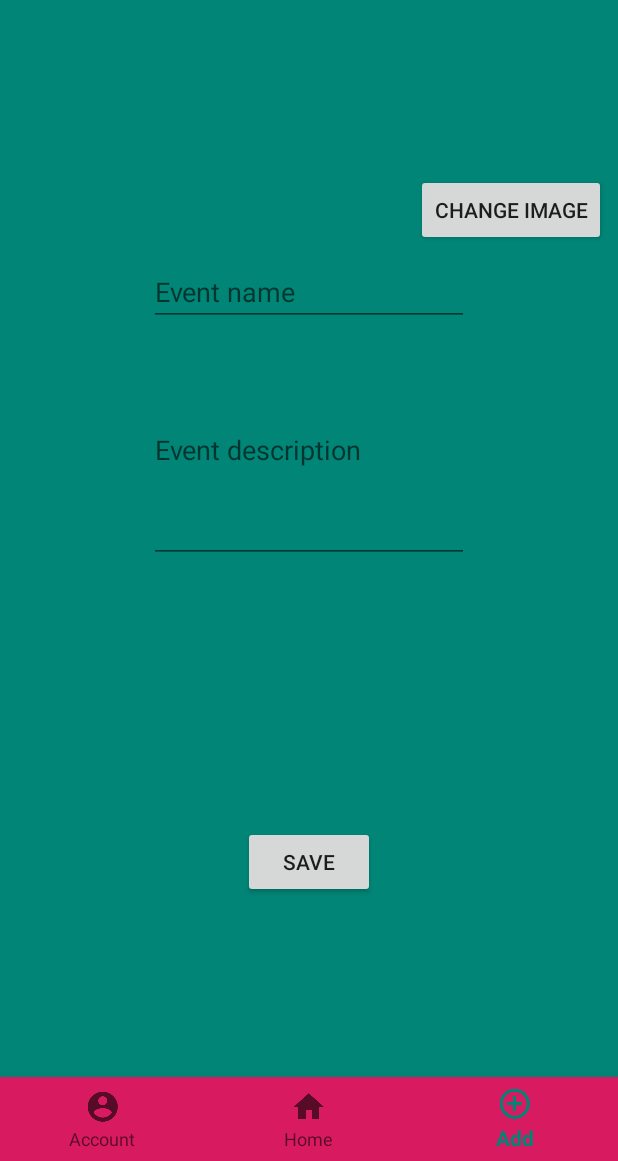
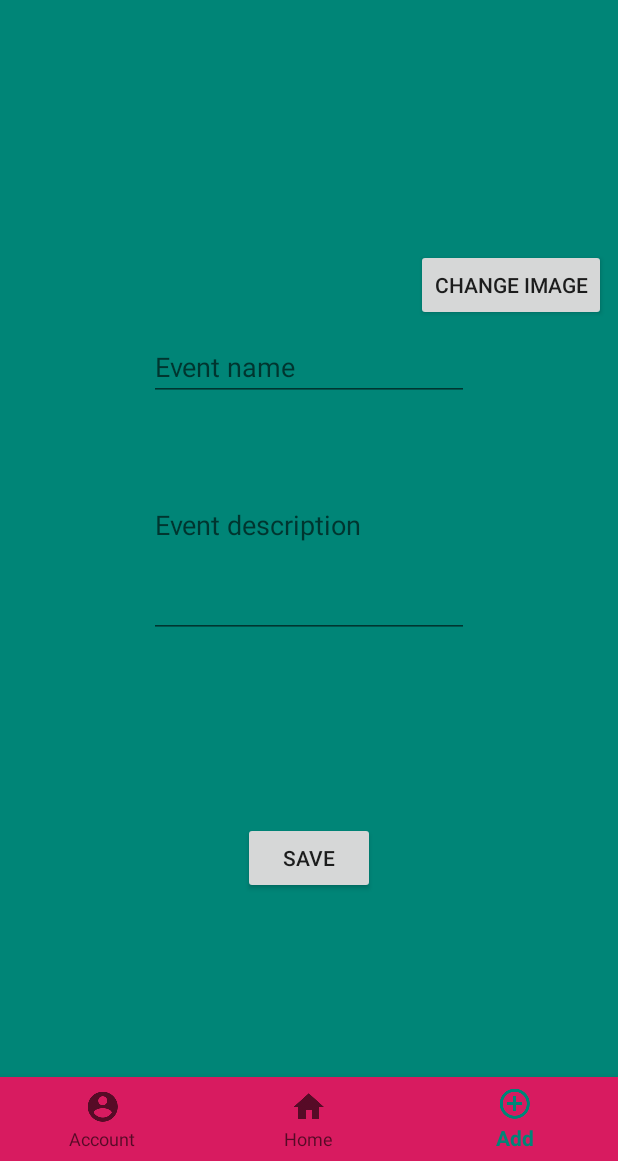
Before and after one commit to andraspatka/Sapivents, an Android app: the screen it shows after launch (MainActivity), item 3 of the bottom bar chosen, on a phone screen of 412 x 824 dp, the part 75-1236 px from its top. Run offline under Robolectric (Android 15) with nearby library versions, the phone set to English and light mode, and no system bars; our stand-ins replace ButterKnife; pictures from the network do not load.

Commit message:
Small tweaks to the UI. Added dimens.xml

```diff
--- a/app/src/main/java/szamtech/fejer_patka/ms/sapientia/ro/sapivents/MainActivity.java
+++ b/app/src/main/java/szamtech/fejer_patka/ms/sapientia/ro/sapivents/MainActivity.java
@@ -43,7 +43,6 @@ public class MainActivity extends AppCompatActivity implements BottomNavigationV
      * Saves a list of generated Event objects to SharedPreferences using the EventPrefUtil class
      */
     private void prepareData(){
-        EventPrefUtil.clearAll(this);
         for(int i = 0; i < 10; ++i){
             Event event = new Event("Event" + i, getResources().getString(R.string.placeholder_text));
             EventPrefUtil.saveEvent(this, event.getId() + "", event);
--- a/app/src/main/res/layout/activity_main.xml
+++ b/app/src/main/res/layout/activity_main.xml
@@ -11,19 +11,23 @@
     <ImageView
         android:id="@+id/logo_image_view"
         android:layout_width="match_parent"
-        android:layout_height="50dp"
-        android:src="@drawable/logo_placeholder" />
+        android:layout_height="@dimen/logo_height"
+        android:src="@drawable/logo_placeholder"
+        app:layout_constraintEnd_toEndOf="parent"
+        app:layout_constraintStart_toStartOf="parent"
+        app:layout_constraintTop_toTopOf="parent" />
 
     <FrameLayout
         android:id="@+id/fragment_place"
+        android:layout_marginTop="@dimen/logo_height"
+        android:layout_marginBottom="@dimen/bottom_nav_height"
         android:layout_width="match_parent"
         android:layout_height="match_parent"/>
 
     <android.support.design.widget.BottomNavigationView
         android:id="@+id/bottom_nav"
         android:layout_width="match_parent"
-        android:layout_height="wrap_content"
-        android:layout_marginBottom="0dp"
+        android:layout_height="@dimen/bottom_nav_height"
         app:layout_constraintBottom_toBottomOf="parent"
         app:layout_constraintEnd_toEndOf="parent"
         app:layout_constraintStart_toStartOf="parent"
--- a/app/src/main/res/layout/fragment_event_detail.xml
+++ b/app/src/main/res/layout/fragment_event_detail.xml
@@ -24,7 +24,7 @@
         android:layout_marginStart="8dp"
         android:layout_marginTop="8dp"
         android:layout_marginEnd="8dp"
-        android:textSize="16sp"
+        android:textSize="@dimen/detail_text_size"
         app:layout_constraintEnd_toEndOf="parent"
         app:layout_constraintHorizontal_bias="1.0"
         app:layout_constraintStart_toStartOf="parent"
@@ -37,7 +37,7 @@
         android:layout_marginStart="8dp"
         android:layout_marginTop="8dp"
         android:layout_marginEnd="8dp"
-        android:textSize="16sp"
+        android:textSize="@dimen/detail_text_size"
         app:layout_constraintEnd_toEndOf="parent"
         app:layout_constraintStart_toStartOf="parent"
         app:layout_constraintTop_toBottomOf="@+id/event_detail_name" />
--- /dev/null
+++ b/app/src/main/res/values/dimens.xml
@@ -0,0 +1,6 @@
+<?xml version="1.0" encoding="utf-8"?>
+<resources>
+    <dimen name="logo_height">50dp</dimen>
+    <dimen name="bottom_nav_height">56dp</dimen>
+    <dimen name="detail_text_size">16sp</dimen>
+</resources>
```
